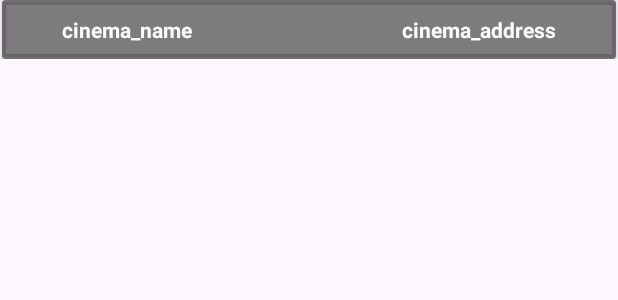
After one commit to mprotas1/movieservices-android, an Android app: the layout recycler_view_row.xml on its own in the app's theme, with its tools: preview values and no code run, on a phone screen of 412 x 824 dp. The commit adds this screen. Shown: the top 300 px of the screen. Run offline under Robolectric (Android 15) with nearby library versions, the phone set to English and light mode, and no system bars.

Commit message:
Find Cinemas implementation
Implemented:
* CinemaAdapter
* RecyclerView

```diff
--- a/app/build.gradle
+++ b/app/build.gradle
@@ -40,4 +40,7 @@ dependencies {
     testImplementation libs.junit
     androidTestImplementation libs.ext.junit
     androidTestImplementation libs.espresso.core
+    implementation 'com.squareup.retrofit2:retrofit:2.9.0'
+    implementation 'com.squareup.retrofit2:converter-gson:2.9.0'
+    implementation 'androidx.recyclerview:recyclerview:1.2.1'
 }
--- a/app/src/main/res/layout/activity_main.xml
+++ b/app/src/main/res/layout/activity_main.xml
@@ -15,7 +15,8 @@
         <com.google.android.material.appbar.MaterialToolbar
             android:id="@+id/toolbar"
             android:layout_width="match_parent"
-            android:layout_height="?attr/actionBarSize" />
+            android:layout_height="?attr/actionBarSize"
+            />
 
     </com.google.android.material.appbar.AppBarLayout>
 
@@ -28,6 +29,7 @@
         android:layout_gravity="bottom|end"
         android:layout_marginEnd="@dimen/fab_margin"
         android:layout_marginBottom="16dp"
-        app:srcCompat="@android:drawable/ic_dialog_email" />
+        app:srcCompat="@android:drawable/ic_dialog_email"
+        />
 
 </androidx.coordinatorlayout.widget.CoordinatorLayout>
--- /dev/null
+++ b/app/src/main/res/layout/recycler_view_row.xml
@@ -0,0 +1,54 @@
+<?xml version="1.0" encoding="utf-8"?>
+<androidx.constraintlayout.widget.ConstraintLayout xmlns:android="http://schemas.android.com/apk/res/android"
+    xmlns:app="http://schemas.android.com/apk/res-auto"
+    xmlns:tools="http://schemas.android.com/tools"
+    android:layout_width="match_parent"
+    android:layout_height="wrap_content">
+
+    <androidx.cardview.widget.CardView
+        android:id="@+id/cinema_entry_card"
+        android:layout_width="409dp"
+        android:layout_height="wrap_content"
+
+        app:cardBackgroundColor="@color/light_black"
+        app:layout_constraintBottom_toBottomOf="parent"
+        app:layout_constraintEnd_toEndOf="parent"
+        app:layout_constraintStart_toStartOf="parent"
+        app:layout_constraintTop_toTopOf="parent">
+
+        <androidx.constraintlayout.widget.ConstraintLayout
+            android:layout_width="match_parent"
+            android:layout_height="39dp">
+
+            <TextView
+                android:id="@+id/cinema_name"
+                android:layout_width="wrap_content"
+                android:layout_height="wrap_content"
+                android:layout_marginStart="40dp"
+                android:layout_marginTop="10dp"
+                android:layout_marginBottom="10dp"
+                android:text="cinema_name"
+                android:textColor="@color/white"
+                android:textStyle="bold"
+
+                app:layout_constraintBottom_toBottomOf="parent"
+                app:layout_constraintStart_toStartOf="parent"
+                app:layout_constraintTop_toTopOf="parent"
+                />
+
+            <TextView
+                android:id="@+id/cinema_address"
+                android:layout_width="wrap_content"
+                android:layout_height="wrap_content"
+                android:layout_marginEnd="40dp"
+                android:text="cinema_address"
+                android:textColor="@color/white"
+                android:textStyle="bold"
+
+                app:layout_constraintBottom_toBottomOf="parent"
+                app:layout_constraintEnd_toEndOf="parent"
+                app:layout_constraintTop_toTopOf="parent"
+                />
+        </androidx.constraintlayout.widget.ConstraintLayout>
+    </androidx.cardview.widget.CardView>
+</androidx.constraintlayout.widget.ConstraintLayout>
--- a/app/src/main/res/values/colors.xml
+++ b/app/src/main/res/values/colors.xml
@@ -2,4 +2,5 @@
 <resources>
     <color name="black">#FF000000</color>
     <color name="white">#FFFFFFFF</color>
+    <color name="light_black" alpha="0.5">#80000000</color>
 </resources>
```
Also changed, not shown: app/src/main/AndroidManifest.xml (+2 -5 lines), app/src/main/java/com/movieapp/android/FirstFragment.java (deleted, +0 -44 lines), app/src/main/java/com/movieapp/android/MainActivity.java (+6 -50 lines), app/src/main/java/com/movieapp/android/SecondFragment.java (deleted, +0 -44 lines), app/src/main/java/com/movieapp/android/activity/DisplayCinemasActivity.java (added, +63 -0 lines), app/src/main/java/com/movieapp/android/adapter/CinemaAdapter.java (added, +43 -0 lines), app/src/main/java/com/movieapp/android/model/Cinema.java (added, +40 -0 lines), app/src/main/java/com/movieapp/android/service/CinemaApi.java (added, +27 -0 lines), app/src/main/java/com/movieapp/android/service/CinemaService.java (added, +13 -0 lines), app/src/main/res/layout/activity_display_cinemas.xml (added, +16 -0 lines), app/src/main/res/layout/fragment_first.xml (deleted, +0 -35 lines), app/src/main/res/layout/fragment_second.xml (deleted, +0 -35 lines).
